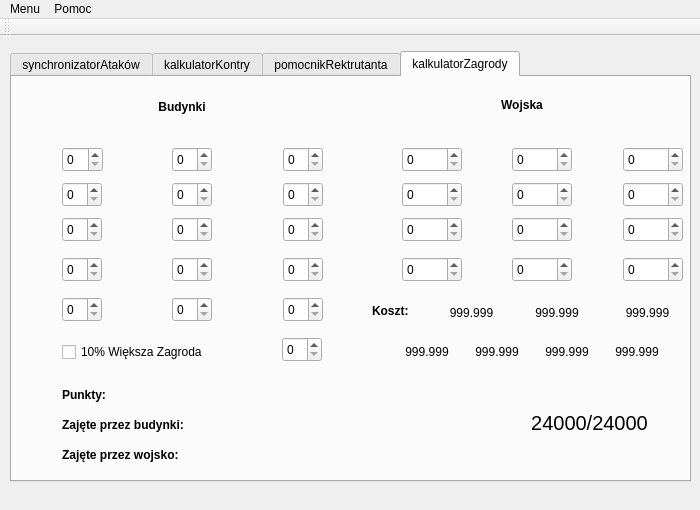
First picture: the form in tribalmain.ui, repository cranCode/tribalToolkit, before the edit.
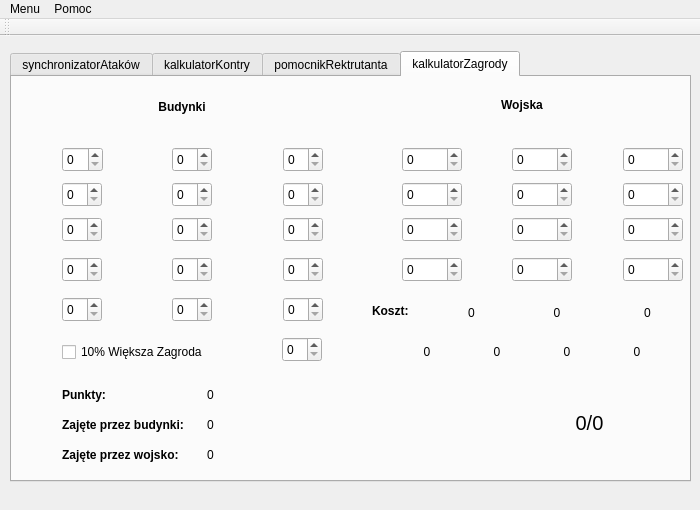
Second picture: the form after the edit. Icons and pictures are not drawn.

Commit message: Dzialajacy kalkulatorZagrody. Do poprawek kosmetycznych.

Diff of the .ui file:
```diff
--- a/tribalmain.ui
+++ b/tribalmain.ui
@@ -638,7 +638,7 @@
        </rect>
       </property>
       <property name="text">
-       <string/>
+       <string>0</string>
       </property>
      </widget>
      <widget class="QLabel" name="imgChlop">
@@ -686,7 +686,7 @@
        </rect>
       </property>
       <property name="text">
-       <string/>
+       <string>0</string>
       </property>
      </widget>
      <widget class="QLabel" name="imgCK">
@@ -1063,7 +1063,7 @@
        </rect>
       </property>
       <property name="text">
-       <string/>
+       <string>0</string>
       </property>
      </widget>
      <widget class="QLabel" name="textZajetePrzezWojsko">
@@ -1105,7 +1105,7 @@
        </font>
       </property>
       <property name="text">
-       <string>24000/24000</string>
+       <string>0/0</string>
       </property>
       <property name="alignment">
        <set>Qt::AlignCenter</set>
@@ -1204,7 +1204,7 @@
        </rect>
       </property>
       <property name="text">
-       <string>999.999</string>
+       <string>0</string>
       </property>
       <property name="alignment">
        <set>Qt::AlignCenter</set>
@@ -1220,7 +1220,7 @@
        </rect>
       </property>
       <property name="text">
-       <string>999.999</string>
+       <string>0</string>
       </property>
       <property name="alignment">
        <set>Qt::AlignCenter</set>
@@ -1236,7 +1236,7 @@
        </rect>
       </property>
       <property name="text">
-       <string>999.999</string>
+       <string>0</string>
       </property>
       <property name="alignment">
        <set>Qt::AlignCenter</set>
@@ -1252,7 +1252,7 @@
        </rect>
       </property>
       <property name="text">
-       <string>999.999</string>
+       <string>0</string>
       </property>
       <property name="alignment">
        <set>Qt::AlignCenter</set>
@@ -1341,7 +1341,7 @@
        </rect>
       </property>
       <property name="text">
-       <string>999.999</string>
+       <string>0</string>
       </property>
       <property name="alignment">
        <set>Qt::AlignCenter</set>
@@ -1357,7 +1357,7 @@
        </rect>
       </property>
       <property name="text">
-       <string>999.999</string>
+       <string>0</string>
       </property>
       <property name="alignment">
        <set>Qt::AlignCenter</set>
@@ -1373,7 +1373,7 @@
        </rect>
       </property>
       <property name="text">
-       <string>999.999</string>
+       <string>0</string>
       </property>
       <property name="alignment">
        <set>Qt::AlignCenter</set>
```
Left out of the diff: 2 changed lines with no effect on the pictures. The commit also changes 2 other files.
